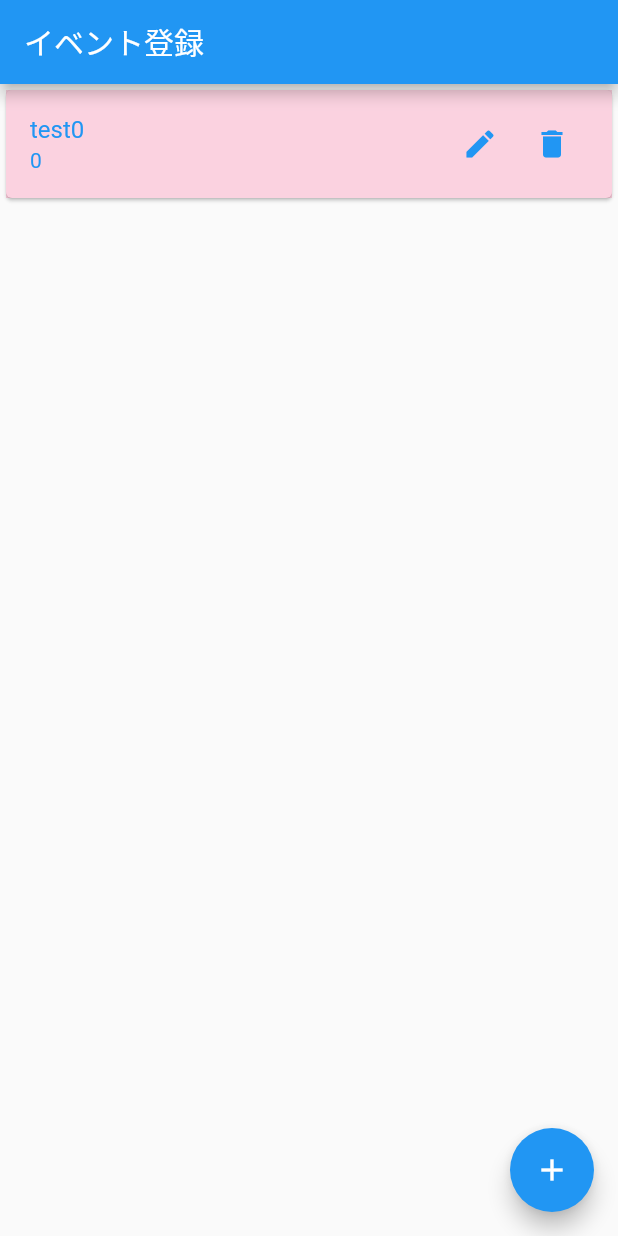
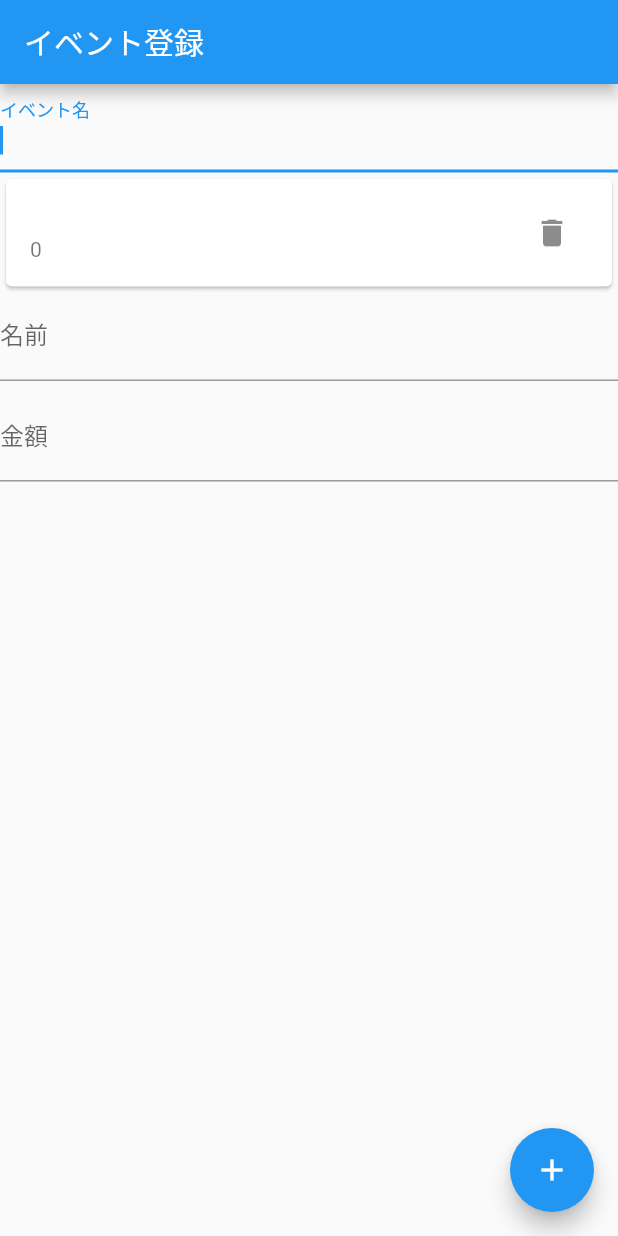
Before and after one commit to jack-app/ideathon-summer-team2, a Flutter app: the screen it shows after launch, after a tap on the "add" icon, on a phone screen of 412 x 824 dp. Run offline on Flutter 3.47's test engine with Material 2 defaults, Android fonts, the phone set to English and light mode, and no system bars; missing offline and left inert: dart:html.

Commit message:
[add & fix] イベント登録フォームの作成＆レイアウト修正

```diff
--- /dev/null
+++ b/lib/hiraku/EventRegister.dart
@@ -0,0 +1,161 @@
+import 'dart:html';
+
+import 'package:flutter/material.dart';
+
+class EventRegisterWidget extends StatelessWidget {
+  @override
+  Widget build(BuildContext context) {
+    return MaterialApp(
+      // アプリ名
+      title: 'イベント登録',
+      theme: ThemeData(
+        // テーマカラー
+        primarySwatch: Colors.blue,
+      ),
+      // リスト一覧画面を表示
+      home: EventRegisterPage(),
+    );
+  }
+}
+
+// リスト一覧画面用Widget
+class EventRegisterPage extends StatefulWidget {
+  @override
+  _EventRegisterPageState createState() => _EventRegisterPageState();
+}
+
+class _EventRegisterPageState extends State<EventRegisterPage> {
+  // State
+  // イベントの名前
+  String EventName = '';
+  // 参加メンバーのリスト
+  List<Map> memberList = [];
+  // メンバー情報の初期値
+  var member = {
+    'name': 'test', // 名前
+    'payment': 0, // 支払金額
+  };
+
+  // 新規メンバーの値
+  var newMemberName = "";
+  var newMemberPayment = 0;
+
+  // テキストフィールドの制御
+  var _memberNameController = TextEditingController();
+  var _memberPaymentController = TextEditingController();
+
+  @override
+  Widget build(BuildContext context) {
+    return Scaffold(
+      // AppBarを表示し、タイトルも設定
+      appBar: AppBar(
+        title: Text('イベント登録'),
+      ),
+      // ListViewを使いリスト一覧を表示
+      body: Column(children: [
+        // イベント名の入力フィールド
+        TextField(
+          // 自動フォーカス
+          autofocus: true,
+          // テキスト入力のラベルを設定
+          decoration: InputDecoration(labelText: "イベント名"),
+          onChanged: (String value) {
+            setState(() {
+              EventName = value;
+            });
+          },
+        ),
+        // 確定したメンバーのリスト表示
+        ListView.builder(
+          // ListViewをColumn内で使うときはこれを書かないとダメらしい
+          shrinkWrap: true,
+          physics: const NeverScrollableScrollPhysics(),
+
+          itemCount: memberList.length,
+          itemBuilder: (context, index) {
+            return Card(
+              child: ListTile(
+                title: Text(memberList[index]['name']),
+                subtitle: Text(memberList[index]['payment'].toString()),
+
+                //右側にボタンを配置
+                trailing: Row(
+                  // これを書かないとレイアウトが崩れる
+                  mainAxisSize: MainAxisSize.min,
+
+                  children: <Widget>[
+                    // メンバー削除ボタン
+                    IconButton(
+                      onPressed: () {
+                        setState(() {
+                          // リスト削除
+                          memberList.removeAt(index);
+                        });
+                      },
+                      icon: Icon(Icons.delete),
+                    ),
+                  ],
+                ),
+              ),
+            );
+          },
+        ),
+
+        Column(children: <Widget>[
+          // テキスト入力
+          TextField(
+            // コントローラー
+            controller: _memberNameController,
+            // 自動フォーカス
+            autofocus: true,
+            // テキスト入力のラベルを設定
+            decoration: InputDecoration(labelText: "名前"),
+            onChanged: (String value) {
+              setState(() {
+                newMemberName = value;
+              });
+            },
+          ),
+          const SizedBox(height: 8),
+          TextField(
+            // コントローラー
+            controller: _memberPaymentController,
+            // 数字入力指定
+            keyboardType: TextInputType.number,
+            // 自動フォーカス
+            autofocus: true,
+            // テキスト入力のラベルを設定
+            decoration: InputDecoration(labelText: "金額"),
+            onChanged: (String value) {
+              setState(() {
+                newMemberPayment = int.parse(value);
+              });
+            },
+          ),
+        ])
+      ]),
+
+      // メンバーを追加するボタン
+      floatingActionButton: FloatingActionButton(
+        onPressed: () {
+          setState(() {
+            // メンバーの追加
+            memberList.add({
+              'name': newMemberName, // 名前
+              'payment': newMemberPayment, // 支払金額
+            });
+
+            // 新しいメンバーの値を初期化
+            newMemberName = "";
+            newMemberPayment = 0;
+          });
+
+          // テキストフィールドの入力を削除
+          _memberNameController.clear();
+          _memberPaymentController.clear();
+        },
+        child: Icon(Icons.add),
+      ),
+    );
+  }
+}
--- a/lib/hiraku/test.dart
+++ /dev/null
@@ -1,201 +0,0 @@
-import 'package:flutter/material.dart';
-
-class EventRegisterWidget extends StatelessWidget {
-  @override
-  Widget build(BuildContext context) {
-    return MaterialApp(
-      // アプリ名
-      title: 'イベント登録',
-      theme: ThemeData(
-        // テーマカラー
-        primarySwatch: Colors.blue,
-      ),
-      // リスト一覧画面を表示
-      home: EventRegisterPage(),
-    );
-  }
-}
-
-// リスト一覧画面用Widget
-class EventRegisterPage extends StatefulWidget {
-  @override
-  _EventRegisterPageState createState() => _EventRegisterPageState();
-}
-
-class _EventRegisterPageState extends State<EventRegisterPage> {
-  // State
-  // イベントの名前
-  String EventName = '';
-  // 参加メンバーのリスト
-  List<Map> memberList = [];
-  // メンバー情報の初期値
-  var member = {
-    'name': 'test', // 名前
-    'payment': 0, // 支払金額
-  };
-  // 選ばれているフォームのインデックス
-  var selectedIndex = 0;
-
-  @override
-  Widget build(BuildContext context) {
-    return Scaffold(
-      // AppBarを表示し、タイトルも設定
-      appBar: AppBar(
-        title: Text('イベント登録'),
-      ),
-      // ListViewを使いリスト一覧を表示
-      body: ListView.builder(
-        itemCount: memberList.length,
-        itemBuilder: (context, index) {
-          return Card(
-            child: ListTile(
-              title: Text(memberList[index]['name'] + index.toString()),
-              subtitle: Text(memberList[index]['payment'].toString()),
-              selected: selectedIndex == index ? true : false,
-              selectedTileColor: Colors.pink.withOpacity(0.2),
-              // (memberList[index]['open']) ? Text("open") : Text("close"),
-
-              onTap: () {
-                setState(() {
-                  selectedIndex = index;
-                });
-              },
-
-              //右側にボタンを配置
-              trailing: Row(
-                // これを書かないとレイアウトが崩れる
-                mainAxisSize: MainAxisSize.min,
-
-                children: <Widget>[
-                  // タスク更新ボタン
-                  IconButton(
-                    onPressed: () {
-                      setState(() {
-                        selectedIndex = index;
-                      });
-                    },
-                    icon: Icon(Icons.mode_edit),
-                  ),
-
-                  // タスク削除ボタン
-                  IconButton(
-                    onPressed: () {
-                      setState(() {
-                        // リスト削除
-                        memberList.removeAt(index);
-                      });
-                    },
-                    icon: Icon(Icons.delete),
-                  ),
-                ],
-              ),
-            ),
-          );
-        },
-      ),
-      // メンバーを追加するボタン
-      floatingActionButton: FloatingActionButton(
-        onPressed: () {
-          setState(() {
-            memberList.add(member);
-            selectedIndex = memberList.length - 1;
-          });
-        },
-        child: Icon(Icons.add),
-      ),
-    );
-  }
-}
-
-class TodoAddPage extends StatefulWidget {
-  // 画面遷移元からのデータを受け取る変数
-  final String value;
-
-  // コンストラクタ
-  const TodoAddPage({Key? key, required this.value}) : super(key: key);
-
-  @override
-  _TodoAddPageState createState() => _TodoAddPageState();
-}
-
-class _TodoAddPageState extends State<TodoAddPage> {
-  // 入力されたテキストをデータとして持つ
-  late String _text;
-
-  @override
-  void initState() {
-    super.initState();
-    // 受け取ったデータを状態を管理する変数に格納
-    _text = widget.value;
-  }
-
-  // データを元に表示するWidget
-  @override
-  Widget build(BuildContext context) {
-    // TextEditingControllerのtextで初期値を設定することが出来る
-    final controller = TextEditingController(text: _text);
-
-    // TextEditingControllerに設定したテキストのlengthをカーソルの位置に設定する
-    controller.selection = TextSelection.fromPosition(
-      TextPosition(offset: controller.text.length),
-    );
-
-    return Scaffold(
-      appBar: AppBar(
-        title: Text('リスト追加'),
-      ),
-      body: Container(
-        // 余白を付ける
-        padding: EdgeInsets.all(64),
-        child: Column(
-          mainAxisAlignment: MainAxisAlignment.center,
-          children: <Widget>[
-            // テキスト入力
-            TextField(
-              controller: controller,
-              // 自動フォーカス
-              autofocus: true,
-              decoration: InputDecoration(
-                hintText: 'タスクを入力してね',
-              ),
-              // 入力されたテキストの値を受け取る(valueが入力されたテキスト)
-              onChanged: (String value) {
-                // データが変更したことを知らせる(画面を更新する)
-                setState(() {
-                  // データを変更
-                  _text = value;
-                });
-              },
-            ),
-            const SizedBox(height: 8),
-            Container(
-              // 横幅いっぱいに広げる
-              width: double.infinity,
-              // リスト追加ボタン
-              child: ElevatedButton(
-                  onPressed: () {
-                    // "pop"で前の画面に戻る
-                    // "pop"の引数から前の画面にデータを渡す
-                    Navigator.of(context).pop(_text);
-                  },
-                  child: Text('リスト追加', style: TextStyle(color: Colors.white))),
-            ),
-            const SizedBox(height: 8),
-            Container(
-                // 横幅いっぱいに広げる
-                width: double.infinity,
-                // キャンセルボタン
-                child: TextButton(
-                  // ボタンをクリックしたときの処理
-                  onPressed: () {
-                    // "pop"で前の画面に戻る
-                    Navigator.of(context).pop();
-                  },
-                  child: Text('キャンセル'),
-                )),
-          ],
-        ),
-      ),
-    );
-  }
-}
--- a/lib/main.dart
+++ b/lib/main.dart
@@ -1,7 +1,7 @@
 import 'package:flutter/material.dart';
 
 // 作成したウィジェットのインポート
-import 'hiraku/test.dart';
+import 'hiraku/EventRegister.dart';
 
 void main() {
   runApp(EventRegisterWidget());
```
